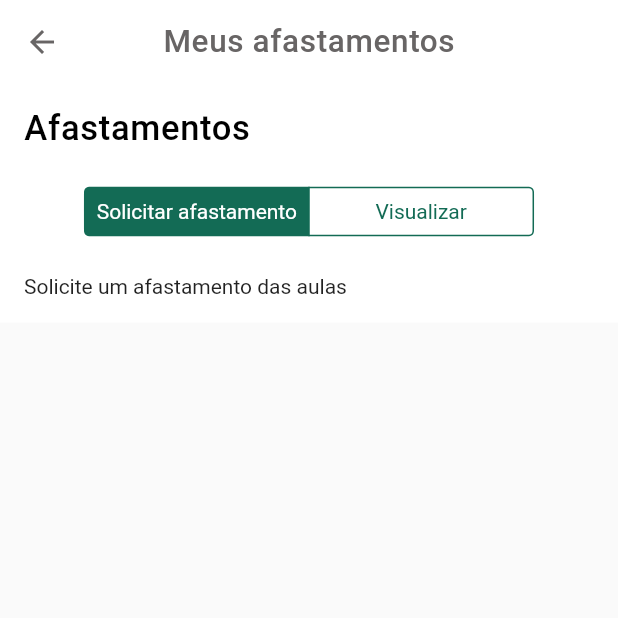
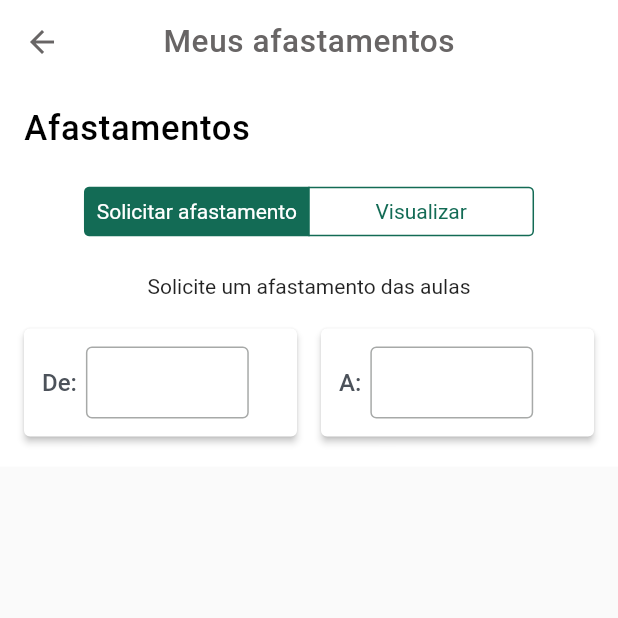
Before and after one commit to Chaicoo/carga-horaria-ifma-app, a Flutter app: the MyAbsencesScreen screen opened directly, on a phone screen of 412 x 824 dp, the top half of it. Run offline on Flutter 3.47's test engine with Material 3 defaults, Android fonts, the phone set to English and light mode, and no system bars; our stand-ins replace percent_indicator; Roboto replaces fonts that are missing (Poppins).

Commit message:
feat: add input type date

```diff
--- /dev/null
+++ b/lib/components/input_date.dart
@@ -0,0 +1,74 @@
+import 'package:flutter/material.dart';
+
+class DateInputCard extends StatelessWidget {
+  final String title;
+  final String type;
+
+  const DateInputCard({required this.title, required this.type, Key? key})
+      : super(key: key);
+
+  @override
+  Widget build(BuildContext context) {
+    return Card(
+      elevation: 2,
+      margin: const EdgeInsets.symmetric(vertical: 4.0),
+      child: Padding(
+        padding: const EdgeInsets.all(12.0),
+        child: Row(
+          crossAxisAlignment: CrossAxisAlignment.center,
+          children: [
+            Flexible(
+              flex: 2,
+              child: Column(
+                crossAxisAlignment: CrossAxisAlignment.start,
+                children: [
+                  Text(
+                    title,
+                    style: const TextStyle(
+                      color: Color(0xFF4C525A),
+                      fontSize: 16,
+                      fontFamily: 'Poppins',
+                      fontWeight: FontWeight.w500,
+                      height: 0,
+                    ),
+                  ),
+                ],
+              ),
+            ),
+            const SizedBox(width: 6), // Espaço entre o título e o TextFormField
+            Flexible(
+              flex: 5,
+              child: buildDateInputWidget(context),
+            ),
+          ],
+        ),
+      ),
+    );
+  }
+
+  Widget buildDateInputWidget(BuildContext context) {
+    TextEditingController dateController = TextEditingController();
+
+    return TextFormField(
+      controller: dateController,
+      decoration: const InputDecoration(
+        border: OutlineInputBorder(),
+        contentPadding: EdgeInsets.symmetric(vertical: 2),
+      ),
+      readOnly: true,
+      onTap: () async {
+        DateTime? selectedDate = await showDatePicker(
+          context: context,
+          initialDate: DateTime.now(),
+          firstDate: DateTime(2000),
+          lastDate: DateTime(2101),
+        );
+
+        if (selectedDate != null) {
+          dateController.text =
+              "${selectedDate.day}/${selectedDate.month}/${selectedDate.year}";
+        }
+      },
+    );
+  }
+}
--- a/lib/screens/my_absences.dart
+++ b/lib/screens/my_absences.dart
@@ -1,10 +1,13 @@
+import 'package:flutter/material.dart';
 import 'package:flutter/cupertino.dart';
-import 'package:flutter/material.dart';
+import '../components/button.dart';
+import '../components/input_date.dart';
 
 class MyAbsencesScreen extends StatefulWidget {
   final bool useWhiteAppBar;
 
-  const MyAbsencesScreen({Key? key, this.useWhiteAppBar = false}) : super(key: key);
+  const MyAbsencesScreen({Key? key, this.useWhiteAppBar = false})
+      : super(key: key);
 
   @override
   _MyAbsencesScreenState createState() => _MyAbsencesScreenState();
@@ -55,7 +58,8 @@ class _MyAbsencesScreenState extends State<MyAbsencesScreen> {
             padding: const EdgeInsets.all(16.0),
             child: Column(
               crossAxisAlignment: CrossAxisAlignment.start,
-              mainAxisAlignment: MainAxisAlignment.center, // Center the entire column
+              mainAxisAlignment:
+                  MainAxisAlignment.center, // Center the entire column
               children: [
                 const Text(
                   'Afastamentos',
@@ -97,9 +101,44 @@ class _MyAbsencesScreenState extends State<MyAbsencesScreen> {
                   ),
                 ),
                 const SizedBox(height: 26),
-                selectedSegment == 0
-                    ? const Text('Solicite um afastamento das aulas')
-                    : const Text('Visualize seus afastamentos'),
+                Visibility(
+                  visible: selectedSegment == 0,
+                  child: const Column(
+                    children: [
+                      Text('Solicite um afastamento das aulas'),
+                      SizedBox(height: 16),
+                      Row(
+                        children: [
+                          Expanded(
+                            flex: 3,
+                            child: DateInputCard(title: 'De:', type: 'initial'),
+                          ),
+                          SizedBox(width: 16),
+                          Expanded(
+                            flex: 3,
+                            child: DateInputCard(title: 'A:', type: 'final'),
+                          ),
+                        ],
+                      ),
+                    ],
+                  ),
+                ),
+                Visibility(
+                  visible: selectedSegment == 1,
+                  child: Column(
+                    children: [
+                      const Text('Visualize seus afastamentos'),
+                      const SizedBox(height: 16),
+                      Button(
+                        label: '2',
+                        width: 100,
+                        onPressed: () {
+                          // Lógica a ser executada quando o botão for pressionado
+                        },
+                      )
+                    ],
+                  ),
+                ),
               ],
             ),
           ),
```
